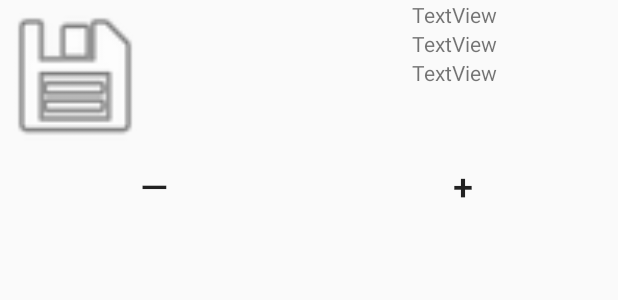
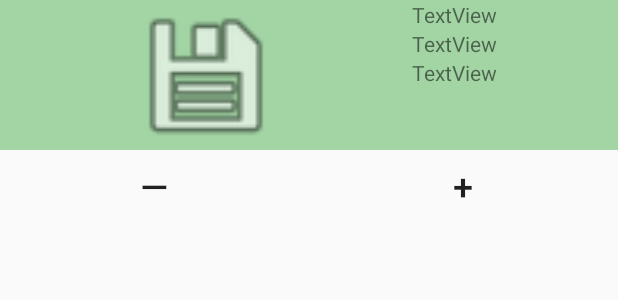
Before and after one commit to bartek-s13/BrickList, an Android app: the layout part_row.xml on its own in the app's theme, with its tools: preview values and no code run, on a phone screen of 412 x 824 dp. Shown: the top 300 px of the screen. Run offline under Robolectric (Android 15) with nearby library versions, the phone set to English and light mode, and no system bars; network calls fail.

```diff
--- a/app/src/main/res/layout/part_row.xml
+++ b/app/src/main/res/layout/part_row.xml
@@ -7,8 +7,11 @@
     android:orientation="vertical">
 
     <TableRow
+        android:id="@+id/p_row"
         android:layout_width="wrap_content"
-        android:layout_weight="1">
+        android:layout_weight="2"
+        android:animationCache="false"
+        android:background="#804CAF50">
 
         <TableLayout
             android:layout_width="0dip"
@@ -16,15 +19,28 @@
             android:layout_weight="2">
 
             <TableRow
-                android:layout_width="0dip"
-                android:layout_height="0dip"
+                android:layout_width="match_parent"
+                android:layout_height="match_parent"
                 android:layout_weight="2">
 
-                <ImageView
-                    android:id="@+id/imageView"
-                    android:layout_width="100dp"
-                    android:layout_height="100dp"
-                    tools:srcCompat="@android:drawable/ic_menu_save" />
+                <androidx.constraintlayout.widget.ConstraintLayout
+                    android:layout_width="match_parent"
+                    android:layout_height="match_parent"
+                    android:layout_weight="1">
+
+                    <ImageView
+                        android:id="@+id/imageView"
+                        android:layout_width="100dp"
+                        android:layout_height="100dp"
+                        android:layout_gravity="center|center_horizontal|center_vertical"
+                        android:adjustViewBounds="false"
+                        android:foregroundGravity="center_vertical|center|center_horizontal"
+                        app:layout_constraintBottom_toBottomOf="parent"
+                        app:layout_constraintEnd_toEndOf="parent"
+                        app:layout_constraintStart_toStartOf="parent"
+                        app:layout_constraintTop_toTopOf="parent"
+                        tools:srcCompat="@android:drawable/ic_menu_save" />
+                </androidx.constraintlayout.widget.ConstraintLayout>
 
             </TableRow>
 
@@ -73,6 +89,7 @@
     <TableRow
         android:layout_width="match_parent"
         android:layout_height="match_parent"
+        android:layout_weight="1"
         android:gravity="center_horizontal|center_vertical">
 
         <LinearLayout
--- a/app/src/main/res/values/colors.xml
+++ b/app/src/main/res/values/colors.xml
@@ -3,4 +3,5 @@
     <color name="colorPrimary">@android:color/holo_red_light</color>
     <color name="colorPrimaryDark">@android:color/holo_red_dark</color>
     <color name="colorAccent">#FFEB3B</color>
+    <color name="found">#804CAF50</color>
 </resources>
```
Also changed, not shown: app/src/main/java/com/example/bricklist/AddInventoryActivity.kt (+81 -68 lines), app/src/main/java/com/example/bricklist/MyDBHandler.kt (+61 -4 lines), app/src/main/java/com/example/bricklist/PartsAdapter.kt (+7 -7 lines).
